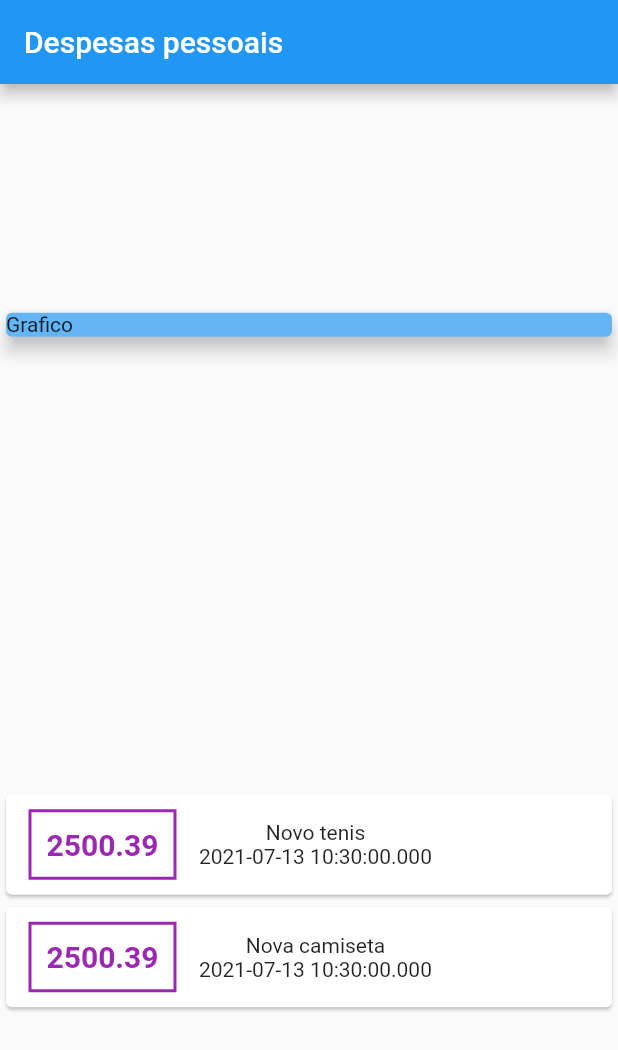
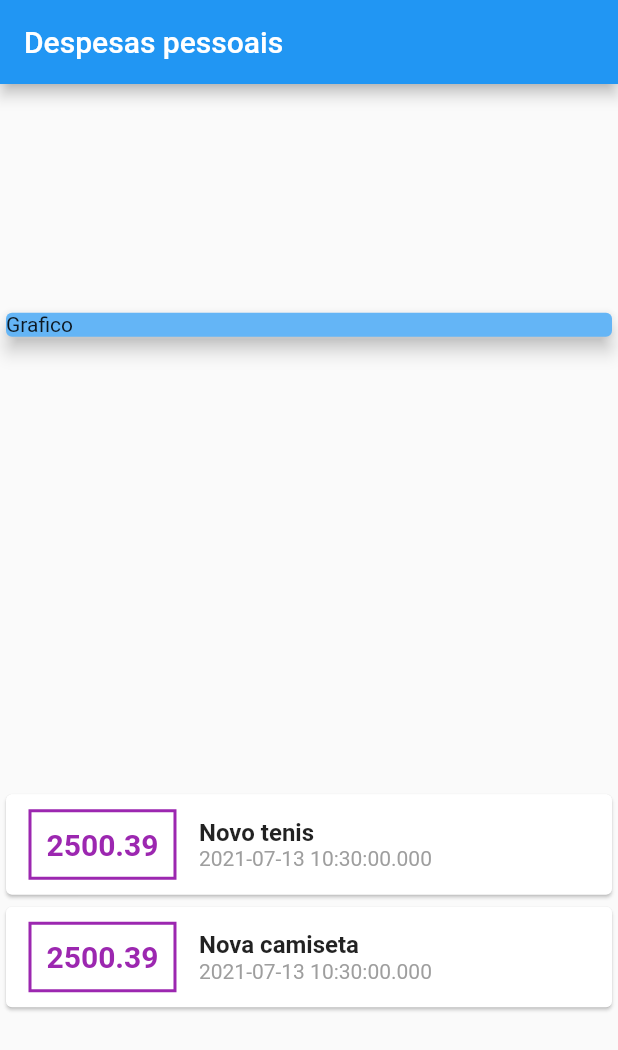
Before and after one commit to faamaral/expenses, a Flutter app: the screen it shows after launch, on a phone screen of 412 x 824 dp. Shown: the top 1050 px of the screen. Run offline on Flutter 3.47's test engine with Material 2 defaults, Android fonts, the phone set to English and light mode, and no system bars.

Commit message:
challenge - style title and data

```diff
--- a/lib/main.dart
+++ b/lib/main.dart
@@ -64,9 +64,22 @@ class MyHomePage extends StatelessWidget {
                         ),
                     ),
                     Column(
+                      mainAxisAlignment: MainAxisAlignment.center,
+                      crossAxisAlignment: CrossAxisAlignment.start,
                       children: [
-                        Text(tr.title),
-                        Text(tr.date.toString()),
+                        Text(
+                          tr.title,
+                          style: TextStyle(
+                            fontWeight: FontWeight.bold,
+                            fontSize: 16
+                          ),
+                          ),
+                        Text(
+                          tr.date.toString(),
+                          style: TextStyle(
+                            color: Colors.grey
+                          ),
+                          ),
                       ],
                     )
                   ],
```
